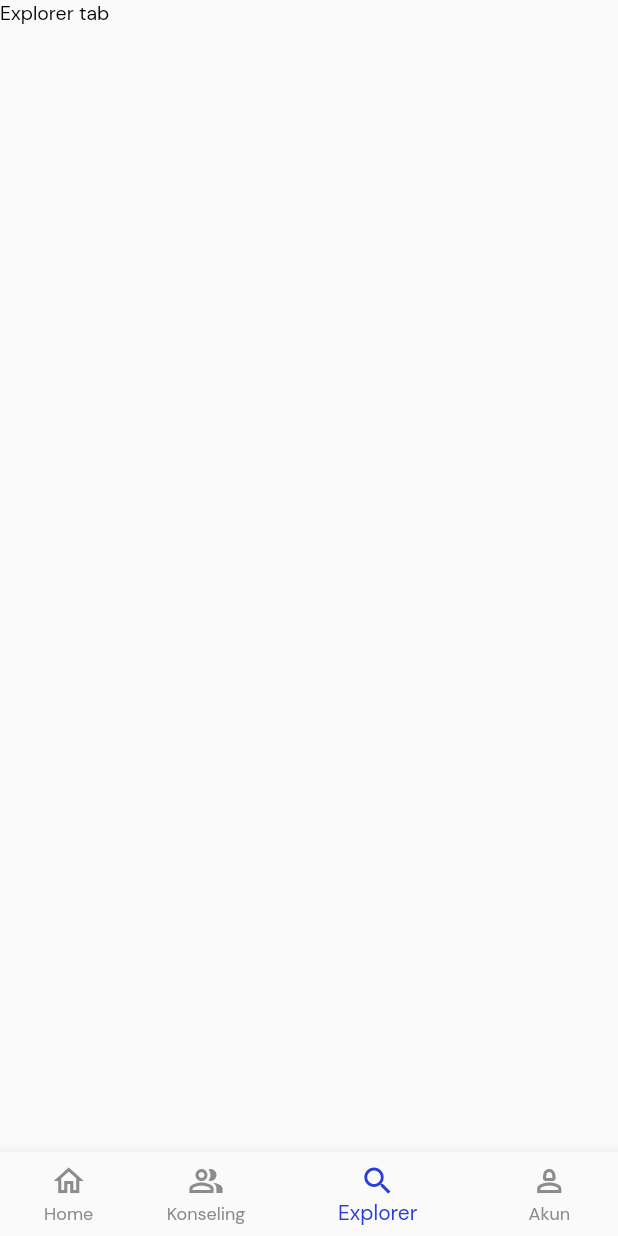
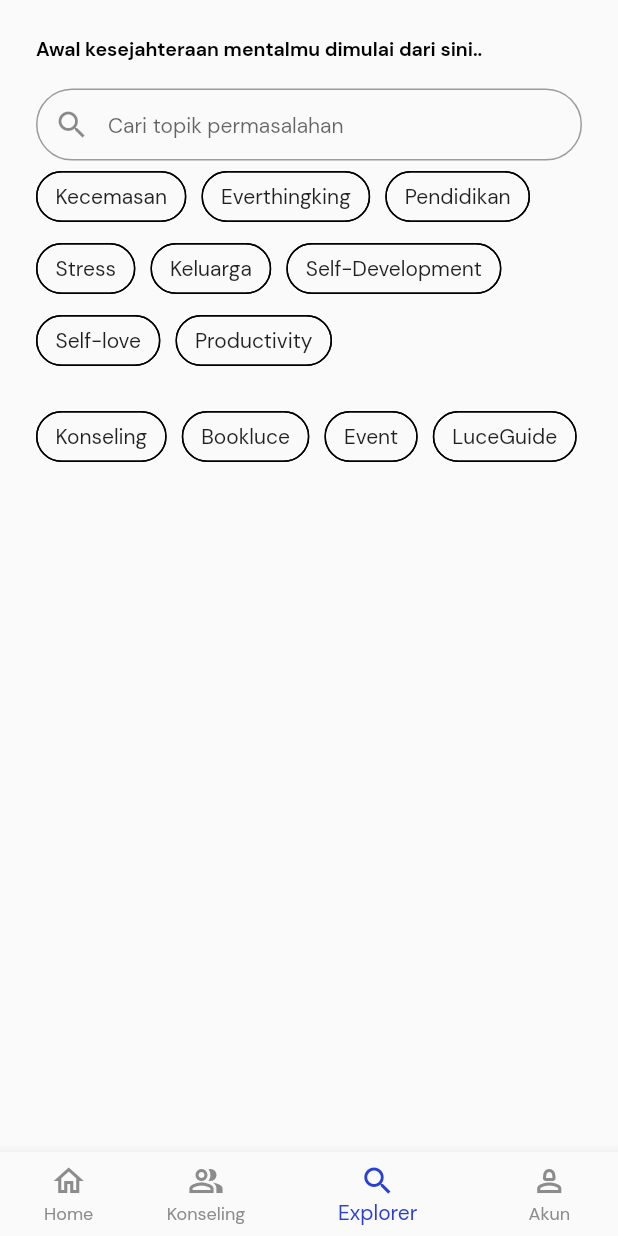
Before and after one commit to inyong1/lucely, a Flutter app: the MainView screen opened by its route, item 3 of the bottom bar chosen, on a phone screen of 412 x 824 dp. Run offline on Flutter 3.47's test engine with Material 2 defaults, Android fonts, the light colour scheme and no system bars; our stand-ins replace get, get_storage; accounts and stored records are empty.

Commit message:
tabulasi explorer

```diff
--- a/lib/app/modules/main/views/tabs/explorer_view.dart
+++ b/lib/app/modules/main/views/tabs/explorer_view.dart
@@ -1,10 +1,106 @@
 import 'package:flutter/material.dart';
+import 'package:lucely/app/modules/base_page_view.dart';
+import 'package:lucely/app/modules/main/controllers/main_controller.dart';
+import 'package:lucely/extensions/num_ext.dart';
+
+import '../../../../constant/app_color.dart';
 
 class ExplorerView extends StatelessWidget {
-  const ExplorerView({super. key});
+  const ExplorerView({super.key});
 
   @override
   Widget build(BuildContext context) {
-    return Container(child: Text('Explorer tab'),);
+    return SafeArea(
+        child: SingleChildScrollView(
+      padding: const EdgeInsets.all(24),
+      child: Column(
+        mainAxisSize: MainAxisSize.min,
+        crossAxisAlignment: CrossAxisAlignment.stretch,
+        children: [
+          const Text("Awal kesejahteraan mentalmu dimulai dari sini..",
+              style: TextStyle(fontWeight: FontWeight.bold)),
+          18.height,
+          TextField(
+            onTapOutside: (v) => FocusScope.of(context).unfocus(),
+            decoration: const InputDecoration(
+                border: OutlineInputBorder(
+                  borderRadius: BorderRadius.all(Radius.circular(24)),
+                  borderSide: BorderSide(color: AppColor.blue),
+                ),
+                contentPadding: EdgeInsets.symmetric(vertical: 8, horizontal: 16),
+                prefixIcon: Icon(
+                  Icons.search,
+                  size: 24,
+                ),
+                hintText: "Cari topik permasalahan"),
+          ),
+          Wrap(
+            spacing: 10,
+            children: const [
+              Chip(
+                label: Text('Kecemasan'),
+                backgroundColor: Colors.transparent,
+                side: BorderSide(),
+              ),
+              Chip(
+                label: Text('Everthingking'),
+                backgroundColor: Colors.transparent,
+                side: BorderSide(),
+              ),
+              Chip(
+                label: Text('Pendidikan'),
+                backgroundColor: Colors.transparent,
+                side: BorderSide(),
+              ),
+              Chip(
+                label: Text('Stress'),
+                backgroundColor: Colors.transparent,
+                side: BorderSide(),
+              ),
+              Chip(
+                label: Text('Keluarga'),
+                backgroundColor: Colors.transparent,
+                side: BorderSide(),
+              ),
+              Chip(
+                label: Text('Self-Development'),
+                backgroundColor: Colors.transparent,
+                side: BorderSide(),
+              ),
+              Chip(
+                label: Text('Self-love'),
+                backgroundColor: Colors.transparent,
+                side: BorderSide(),
+              ),
+              Chip(
+                label: Text('Productivity'),
+                backgroundColor: Colors.transparent,
+                side: BorderSide(),
+              ),
+            ],
+          ),
+          16.height,
+          Wrap(spacing: 10, children: const [
+            Chip(
+              label: Text('Konseling'),
+              backgroundColor: Colors.transparent,
+              side: BorderSide(),
+            ),Chip(
+              label: Text('Bookluce'),
+              backgroundColor: Colors.transparent,
+              side: BorderSide(),
+            ),Chip(
+              label: Text('Event'),
+              backgroundColor: Colors.transparent,
+              side: BorderSide(),
+            ),Chip(
+              label: Text('LuceGuide'),
+              backgroundColor: Colors.transparent,
+              side: BorderSide(),
+            ),
+          ]),
+        ],
+      ),
+    ));
   }
 }
--- a/lib/app/modules/main/views/tabs/konseling_view.dart
+++ b/lib/app/modules/main/views/tabs/konseling_view.dart
@@ -1,10 +1,23 @@
 import 'package:flutter/material.dart';
+import 'package:lucely/extensions/num_ext.dart';
 
 class KonselingView extends StatelessWidget {
   const KonselingView({super.key});
 
   @override
   Widget build(BuildContext context) {
-    return Container(child: const Text('Konseling tab'),);
+    return SafeArea(
+        child: SingleChildScrollView(
+      padding: const EdgeInsets.all(24),
+      child: Column(
+        mainAxisSize: MainAxisSize.min,
+        crossAxisAlignment: CrossAxisAlignment.stretch,
+        children: [
+          Text("Konseling",
+              style: TextStyle(fontWeight: FontWeight.bold)),
+          18.height,
+        ],
+      ),
+    ));
   }
 }
```
